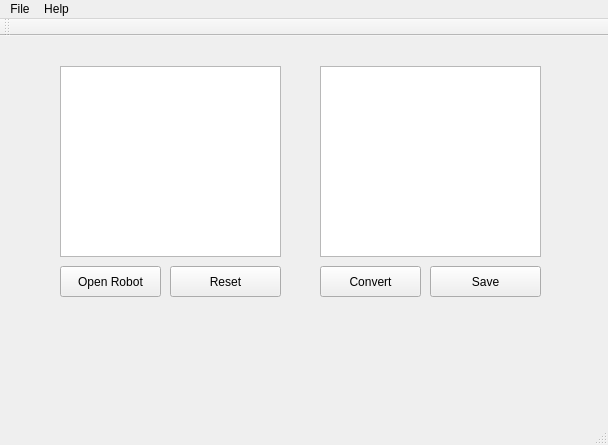
First picture: the form in mainwindow.ui, repository tigew/Robot2Pawn, before the edit.
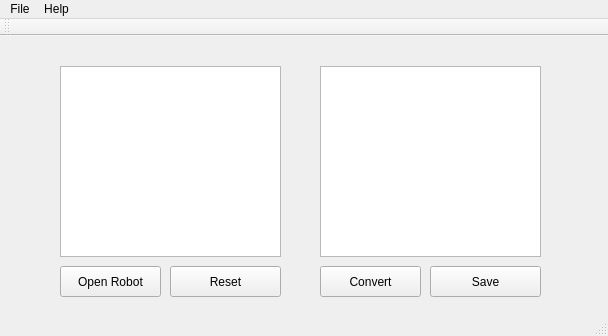
Second picture: the form after the edit.

Commit message: -Completly working -resized window -All buttons work

Patch:
```diff
--- a/mainwindow.ui
+++ b/mainwindow.ui
@@ -7,7 +7,7 @@
     <x>0</x>
     <y>0</y>
     <width>608</width>
-    <height>445</height>
+    <height>336</height>
    </rect>
   </property>
   <property name="windowTitle">
```
Left out of the diff: 16 changed lines with no effect on the pictures. The commit also changes 2 other files.
